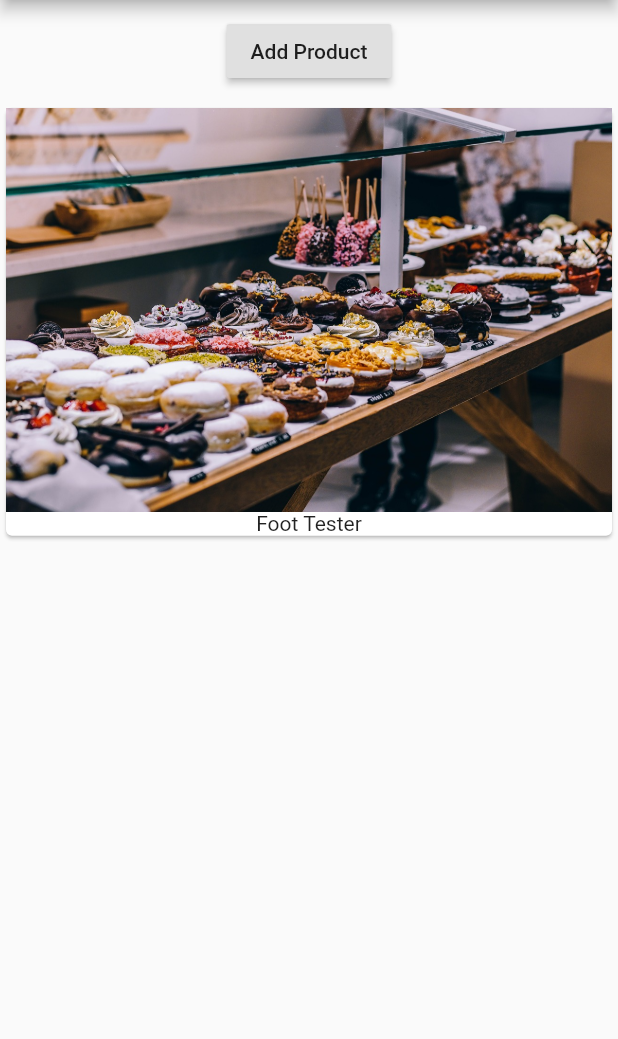
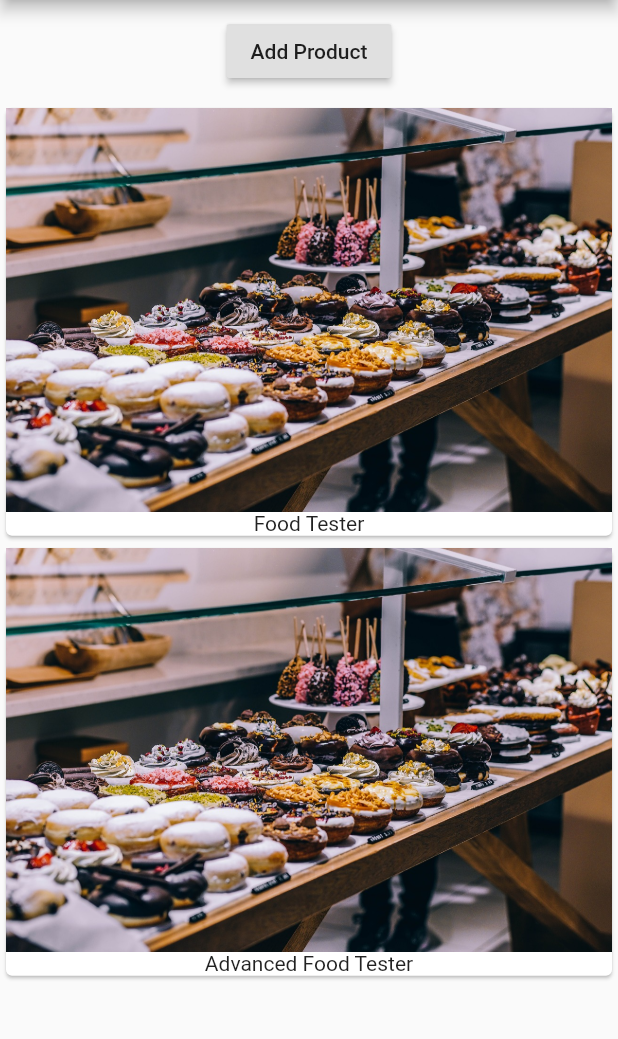
Before and after one commit to jmpainter/easy_list, a Flutter app: the screen it shows after launch, after a tap on "Add Product", on a phone screen of 412 x 824 dp, the part 84-1123 px from its top. Run offline on Flutter 3.47's test engine with Material 2 defaults, Android fonts, the phone set to English and light mode, and no system bars.

Commit message:
adding products

```diff
--- a/lib/main.dart
+++ b/lib/main.dart
@@ -10,7 +10,7 @@ class MyApp extends StatefulWidget {
 }
 
 class _MyAppState extends State<MyApp> {
-  List<String> _products = ['Foot Tester'];
+  List<String> _products = ['Food Tester'];
 
   @override
   Widget build(BuildContext context) {
@@ -24,7 +24,11 @@ class _MyAppState extends State<MyApp> {
             Container(
               margin: EdgeInsets.all(10.0),
               child: RaisedButton(
-                onPressed: () {},
+                onPressed: () {
+                  setState(() {
+                    _products.add('Advanced Food Tester');
+                  });
+                },
                 child: Text('Add Product'),
               ),
             ),
```
